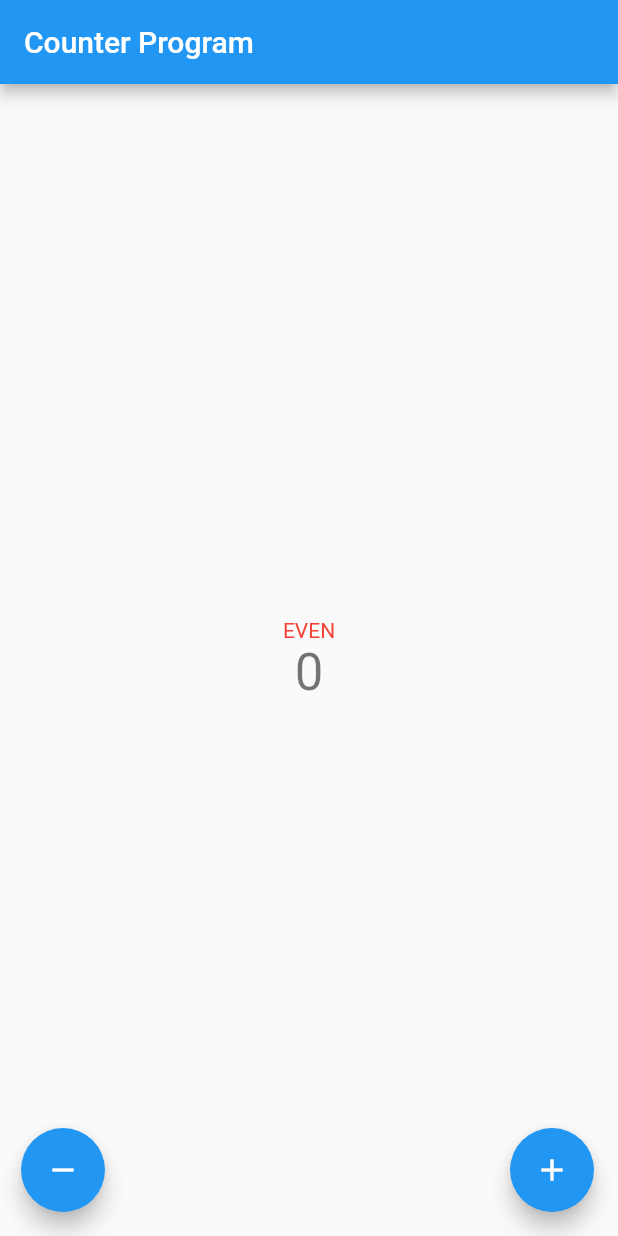
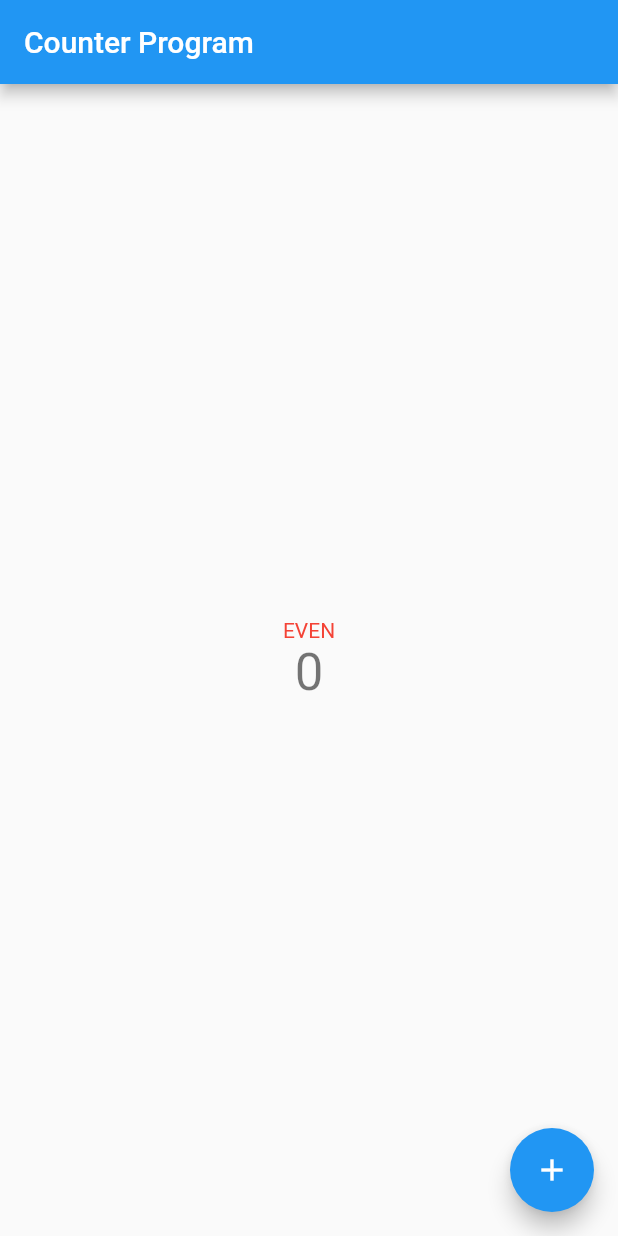
Before and after one commit to mhmmd-attar/pbp-flutter-lab, a Flutter app: the screen it shows after launch, on a phone screen of 412 x 824 dp. Run offline on Flutter 3.47's test engine with Material 2 defaults, Android fonts, the phone set to English and light mode, and no system bars.

Commit message:
Completed the bonus feature

```diff
--- a/lib/main.dart
+++ b/lib/main.dart
@@ -103,7 +103,7 @@ class _MyHomePageState extends State<MyHomePage> {
           // horizontal).
           mainAxisAlignment: MainAxisAlignment.center,
           children: <Widget>[
-            if (_counter%2 == 0)...[
+            if (_counter%2 == 0) ... [
               const Text(
                 'EVEN',
                 style: TextStyle(
@@ -130,11 +130,13 @@ class _MyHomePageState extends State<MyHomePage> {
         child: Row(
           crossAxisAlignment: CrossAxisAlignment.end,
           children: [
-            FloatingActionButton(
-              onPressed: _decrementCounter,
-              tooltip: 'Decrement',
-              child: const Icon(Icons.remove),
-            ),
+            if (_counter != 0) ... [
+              FloatingActionButton(
+                onPressed: _decrementCounter,
+                tooltip: 'Decrement',
+                child: const Icon(Icons.remove),
+              ),
+            ],
             Expanded(child: Container()),
             FloatingActionButton(
               onPressed: _incrementCounter,
```
